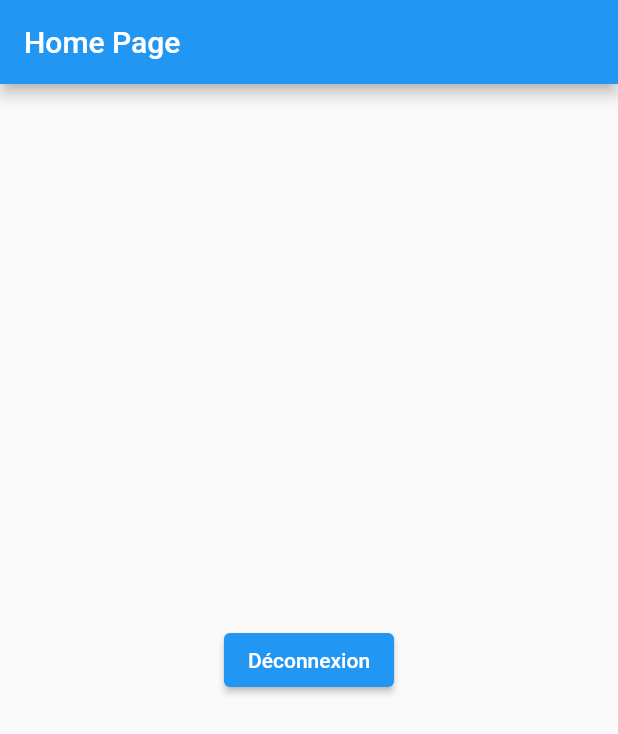
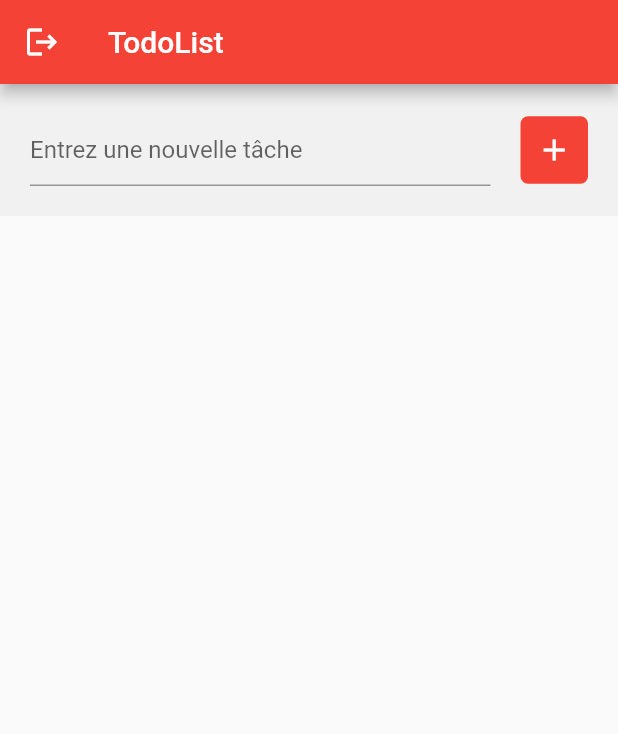
Before and after one commit to NicolasVera-dev/flutter_todolist, a Flutter app: the screen it shows once a user with an empty profile is signed in, on a phone screen of 412 x 824 dp. Shown: the top 734 px of the screen. Run offline on Flutter 3.47's test engine with Material 2 defaults, Android fonts, the phone set to English and light mode, and no system bars; our stand-ins replace cloud_firestore, firebase_auth, firebase_core, google_fonts; accounts and stored records are empty.

Commit message:
Création de la todolist

```diff
--- /dev/null
+++ b/lib/pages/home/components/formSection_widget.dart
@@ -0,0 +1,49 @@
+import 'package:flutter/material.dart';
+import '../../../services/firebase_item_service.dart';
+
+class FormSection extends StatelessWidget {
+  final myController = TextEditingController();
+  @override
+  Widget build(BuildContext context) {
+    return Container(
+      padding: EdgeInsets.all(20),
+      margin: EdgeInsets.only(bottom: 10),
+      color: Colors.grey.withOpacity(0.1),
+       child: Theme(
+         data: ThemeData(
+           primaryColor: Colors.redAccent,
+         ),
+         child: Row(
+          children: [
+            Expanded(
+              child: TextField(
+                controller: myController,
+                decoration: InputDecoration(
+                  hintText: 'Entrez une nouvelle tâche',
+                ),
+              ),
+            ),
+            Container(
+              margin: EdgeInsets.fromLTRB(20, 0, 0, 0),
+              width: 45,
+              height: 45,
+              decoration: BoxDecoration(
+                color: Colors.red,
+                borderRadius: BorderRadius.circular(5),
+              ),
+              child: IconButton(
+                icon: Icon(
+                  Icons.add,
+                  color: Colors.white,
+                ),
+                onPressed: () {
+                  addItem(myController);
+                },
+              ),
+            ),
+          ],
+        ),
+      ),
+    );
+  }
+}
--- /dev/null
+++ b/lib/pages/home/components/listSection_widget.dart
@@ -0,0 +1,41 @@
+import 'package:flutter/material.dart';
+import '../../../services/firebase_auth_service.dart';
+import 'package:cloud_firestore/cloud_firestore.dart';
+import '../../../services/firebase_item_service.dart';
+
+class ListSection extends StatelessWidget {
+  @override
+  Widget build(BuildContext context){
+    return StreamBuilder(
+      stream: databaseReference.collection('items').snapshots(),
+      builder: (BuildContext context, AsyncSnapshot<QuerySnapshot> snapshot) {
+        return ListView(
+          children:  snapshot.data.docs.map((document) {
+            return CheckboxListTile(
+              title: Text(
+                document['text'],
+                style: TextStyle(fontWeight: FontWeight.bold),
+              ),
+              value: document['done'],
+              subtitle: new Text(document['time']),
+              activeColor: Colors.green,
+              secondary: IconButton(
+                icon: Icon(
+                  Icons.delete,
+                  color: Colors.redAccent
+                ),
+                onPressed: () {
+                  deleteItem(document.id);
+                },
+              ),
+              onChanged: (bool value) {
+                print(value);
+                updateItem(document.id, value);
+              },
+            );
+          }).toList(),
+        );
+      },
+    );
+  }
+}
--- a/lib/pages/home/home_page.dart
+++ b/lib/pages/home/home_page.dart
@@ -1,5 +1,7 @@
 import 'package:flutter/material.dart';
 import '../../services/firebase_auth_service.dart';
+import 'components/formSection_widget.dart';
+import 'components/listSection_widget.dart';
 
 class HomePage extends StatelessWidget {
   @override
@@ -8,15 +10,25 @@ class HomePage extends StatelessWidget {
       debugShowCheckedModeBanner: false,
       home: Scaffold(
         appBar: AppBar(
-          title: Text('Home Page'),
-        ),
-        body: Center(
-          child: ElevatedButton(
+          title: Text('TodoList'),
+          leading: IconButton(
+            icon: Icon(
+              Icons.logout,
+              color: Colors.white,
+            ),
             onPressed: () {
               signOut();
             },
-            child: Text('Déconnexion'),
           ),
+          backgroundColor: Colors.red,
+        ),
+        body: Column(
+          children: [
+            FormSection(),
+            Expanded(
+              child: ListSection(),
+            )
+          ],
         ),
       ),
     );
--- a/lib/services/firebase_auth_service.dart
+++ b/lib/services/firebase_auth_service.dart
@@ -1,8 +1,9 @@
+import 'package:cloud_firestore/cloud_firestore.dart';
 import 'package:firebase_auth/firebase_auth.dart';
-import 'package:firebase_core/firebase_core.dart';
 import 'package:flutter/material.dart';
 
 FirebaseAuth auth = FirebaseAuth.instance;
+FirebaseFirestore databaseReference = FirebaseFirestore.instance;
 
 void loginToFirebase(TextEditingController emailField, TextEditingController passwordField) {
   print(emailField);
--- a/pubspec.yaml
+++ b/pubspec.yaml
@@ -32,6 +32,7 @@ dependencies:
   firebase_core: ^1.1.0
   firebase_auth: ^1.1.4
   google_fonts: ^2.0.0
+  intl: ^0.17.0
 
 dev_dependencies:
   flutter_test:
```
Also changed, not shown: lib/services/firebase_item_service.dart (added, +30 -0 lines), pubspec.lock.
